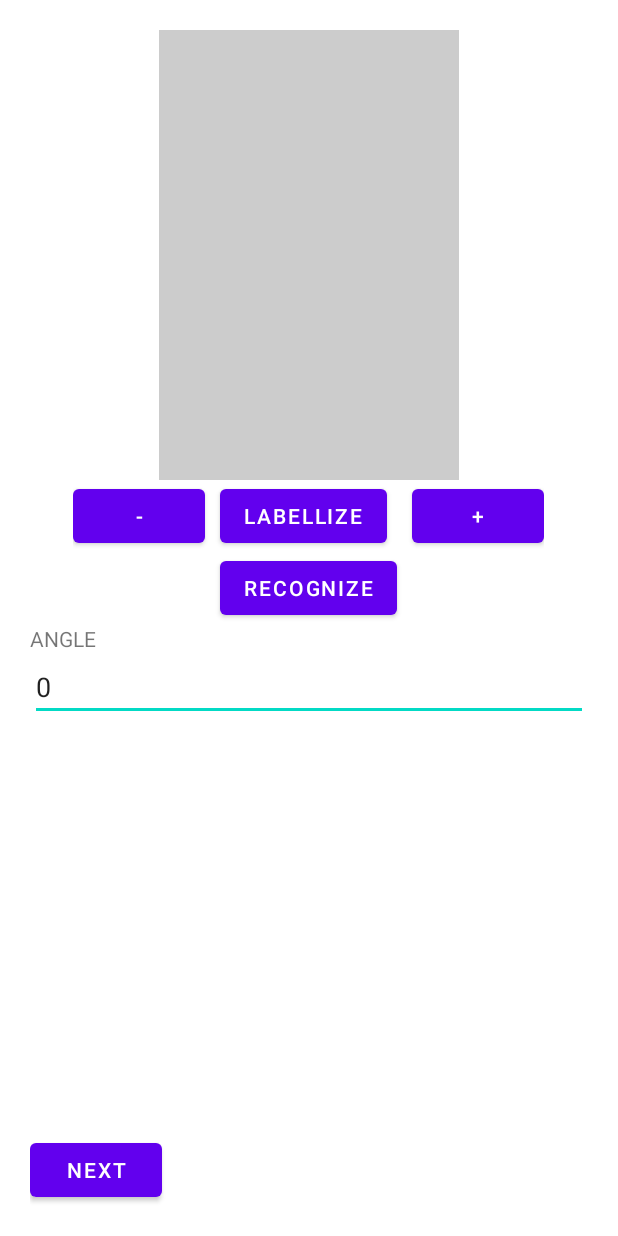
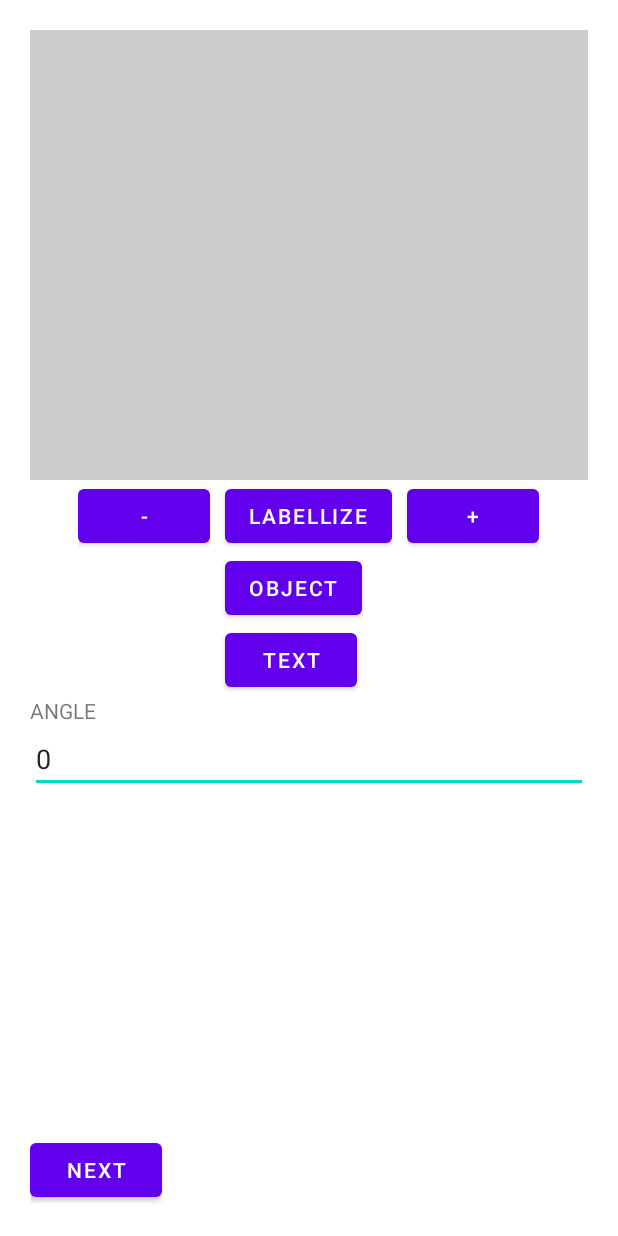
Before and after one commit to looping-boy/PrimoFood, an Android app: the layout fragment_first.xml on its own in the app's theme, with its tools: preview values and no code run, on a phone screen of 412 x 824 dp. Run offline under Robolectric (Android 15) with nearby library versions, the phone set to English and light mode, and no system bars.

Commit message:
add text recognition

```diff
--- a/app/build.gradle
+++ b/app/build.gradle
@@ -45,4 +45,7 @@ dependencies {
     implementation 'com.google.android.gms:play-services-mlkit-image-labeling:16.0.8'
 
     implementation 'com.google.mlkit:object-detection:17.0.0'
+
+    // To recognize Latin script
+    implementation 'com.google.mlkit:text-recognition:16.0.0-beta6'
 }
--- a/app/src/main/res/layout/fragment_first.xml
+++ b/app/src/main/res/layout/fragment_first.xml
@@ -8,10 +8,10 @@
     android:layout_height="match_parent"
     tools:context=".FirstFragment">
 
-    <ImageView
+    <androidx.appcompat.widget.AppCompatImageView
         android:id="@+id/picturePreview"
-        android:layout_width="200dp"
-        android:scaleType="centerCrop"
+        android:layout_width="match_parent"
+        android:scaleType="fitCenter"
         android:background="#33000000"
         android:layout_gravity="center_horizontal"
         android:layout_height="300dp" />
@@ -43,7 +43,15 @@
 
             <Button
                 android:id="@+id/recognize"
-                android:text="Recognize"
+                android:text="Object"
+                android:layout_marginStart="10dp"
+                android:layout_marginEnd="10dp"
+                android:layout_width="wrap_content"
+                android:layout_height="wrap_content" />
+
+            <Button
+                android:id="@+id/textrecognition"
+                android:text="TEXT"
                 android:layout_marginStart="10dp"
                 android:layout_marginEnd="10dp"
                 android:layout_width="wrap_content"
```
Also changed, not shown: app/src/main/java/com/inventhys/gael/primofoodproto/FirstFragment.java (+40 -0 lines), 1 other file. Lines whose indentation alone changed are shown as unchanged.
